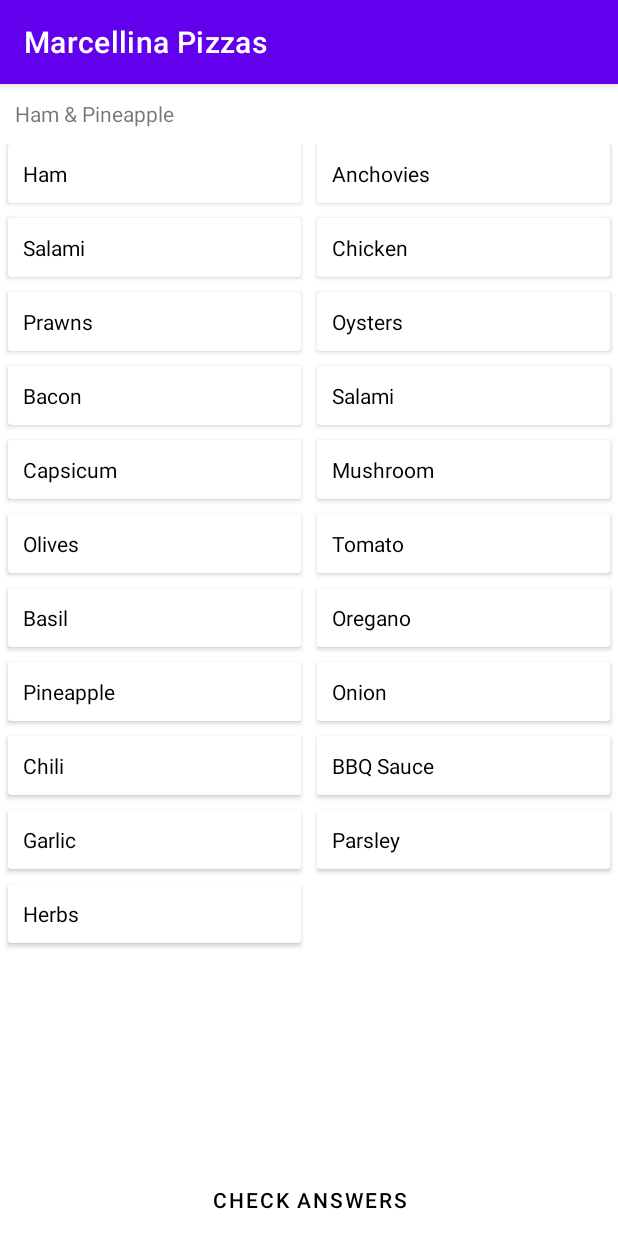
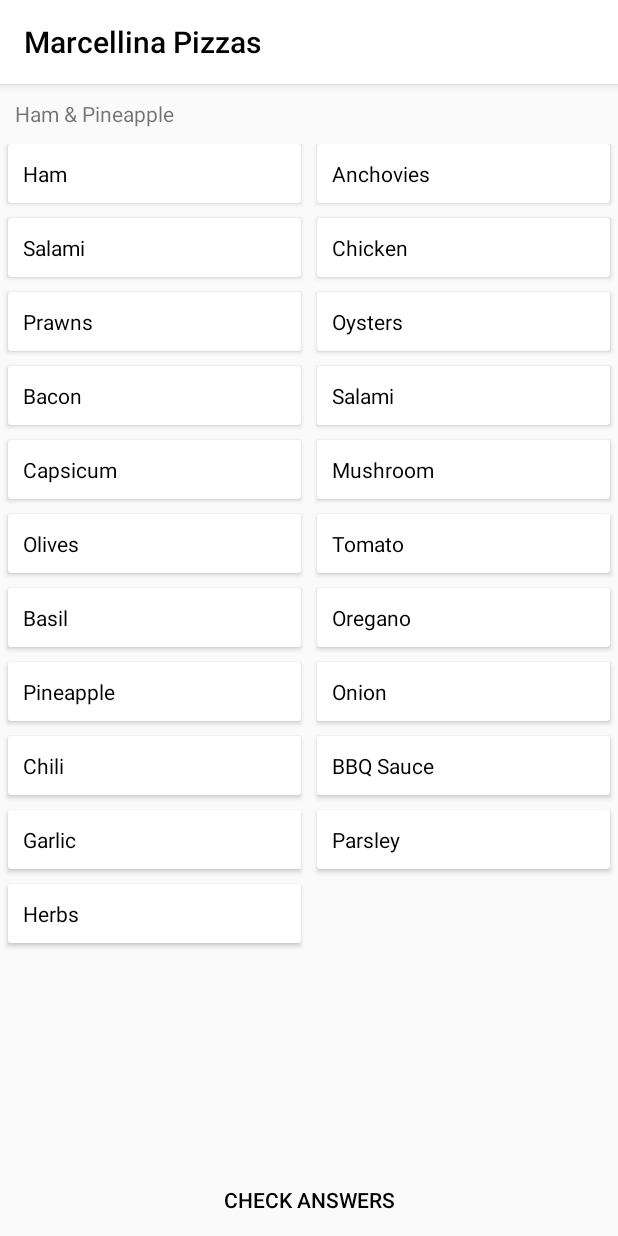
Before and after one commit to emm-an-uel/marcellina-pizzas, an Android app: the screen it shows after launch (MainActivity), on a phone screen of 412 x 824 dp. Run offline under Robolectric (Android 15) with nearby library versions, the phone set to English and light mode, and no system bars.

Commit message:
trying to change title text color

```diff
--- a/app/src/main/java/com/example/marcellinapizzas/MainActivity.kt
+++ b/app/src/main/java/com/example/marcellinapizzas/MainActivity.kt
@@ -2,6 +2,7 @@
 
 import androidx.appcompat.app.AppCompatActivity
 import android.os.Bundle
+import android.text.Html
 import android.widget.Button
 import android.widget.TextView
 import androidx.lifecycle.ViewModelProvider
@@ -24,6 +25,8 @@
     override fun onCreate(savedInstanceState: Bundle?) {
         super.onCreate(savedInstanceState)
         setContentView(R.layout.activity_main)
+
+        // TODO: change action bar text color for light theme
 
         // instantiate viewModel and create list of pizzas
         viewModel = ViewModelProvider(this)[ViewModelMain::class.java]
--- a/app/src/main/res/values-night/themes.xml
+++ b/app/src/main/res/values-night/themes.xml
@@ -2,13 +2,13 @@
     <!-- Base application theme. -->
     <style name="Theme.MarcellinaPizzas" parent="Theme.MaterialComponents.DayNight.DarkActionBar">
         <!-- Primary brand color. -->
-        <item name="colorPrimary">@color/purple_200</item>
-        <item name="colorPrimaryVariant">@color/purple_700</item>
-        <item name="colorOnPrimary">@color/black</item>
+        <item name="colorPrimary">@color/black</item>
+        <item name="colorPrimaryVariant">@color/black</item>
+        <item name="colorOnPrimary">@color/white</item>
         <!-- Secondary brand color. -->
-        <item name="colorSecondary">@color/teal_200</item>
-        <item name="colorSecondaryVariant">@color/teal_200</item>
-        <item name="colorOnSecondary">@color/black</item>
+        <item name="colorSecondary">@color/black</item>
+        <item name="colorSecondaryVariant">@color/black</item>
+        <item name="colorOnSecondary">@color/white</item>
         <!-- Status bar color. -->
         <item name="android:statusBarColor" tools:targetApi="l">?attr/colorPrimaryVariant</item>
         <!-- Customize your theme here. -->
--- a/app/src/main/res/values/colors.xml
+++ b/app/src/main/res/values/colors.xml
@@ -18,4 +18,5 @@
     <color name="light_blue">#A3C2FF</color>
 
     <color name="dark_card_background">#202632</color>
+    <color name="light_gray">#E3E3E3</color>
 </resources>
--- a/app/src/main/res/values/themes.xml
+++ b/app/src/main/res/values/themes.xml
@@ -1,18 +1,21 @@
 <resources xmlns:tools="http://schemas.android.com/tools">
     <!-- Base application theme. -->
-    <style name="Theme.MarcellinaPizzas" parent="Theme.MaterialComponents.DayNight.DarkActionBar">
+    <style name="Theme.MarcellinaPizzas" parent="Theme.AppCompat.Light.DarkActionBar">
         <!-- Primary brand color. -->
-        <item name="colorPrimary">@color/purple_500</item>
-        <item name="colorPrimaryVariant">@color/purple_700</item>
+        <item name="colorPrimary">@color/white</item>
+        <item name="colorPrimaryVariant">@color/m_red</item>
         <item name="colorOnPrimary">@color/white</item>
         <!-- Secondary brand color. -->
-        <item name="colorSecondary">@color/teal_200</item>
-        <item name="colorSecondaryVariant">@color/teal_700</item>
-        <item name="colorOnSecondary">@color/black</item>
+        <item name="colorSecondary">@color/m_green</item>
+        <item name="colorSecondaryVariant">@color/m_green</item>
+        <item name="colorOnSecondary">@color/white</item>
         <!-- Status bar color. -->
-        <item name="android:statusBarColor" tools:targetApi="l">?attr/colorPrimaryVariant</item>
+        <item name="android:statusBarColor" tools:targetApi="l">@color/light_gray</item>
         <!-- Customize your theme here. -->
         <item name="colorOnPrimarySurface">@color/black</item>
         <item name="colorPrimaryContainer">@color/white</item>
+
+        <item name="android:windowLightStatusBar">true</item>
+        <item name="titleTextColor">@color/black</item>
     </style>
 </resources>
```
